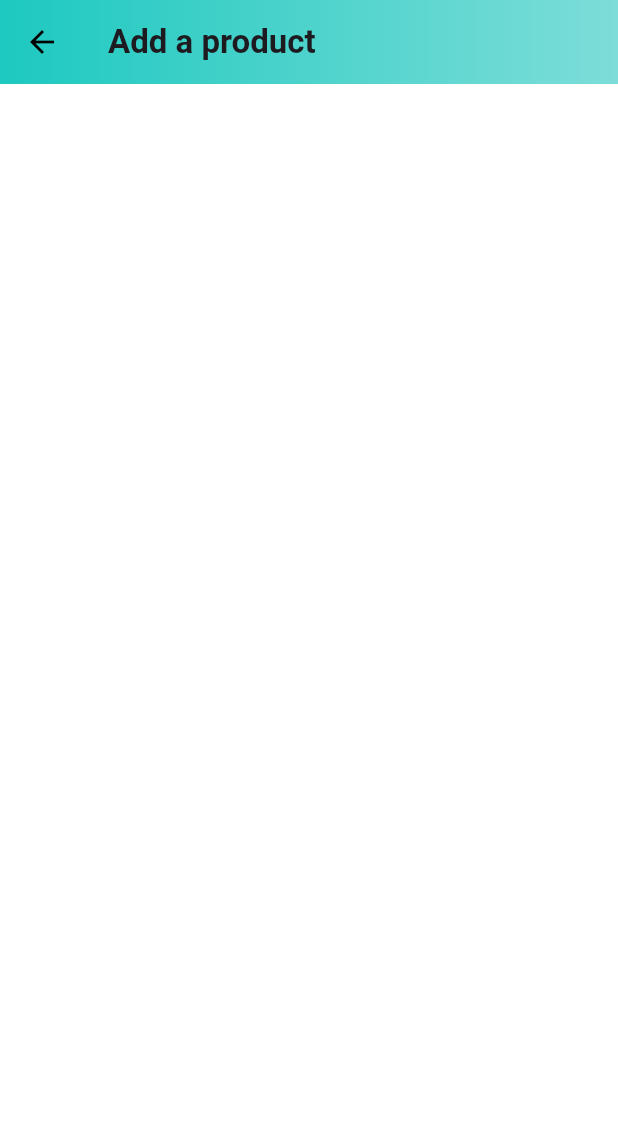
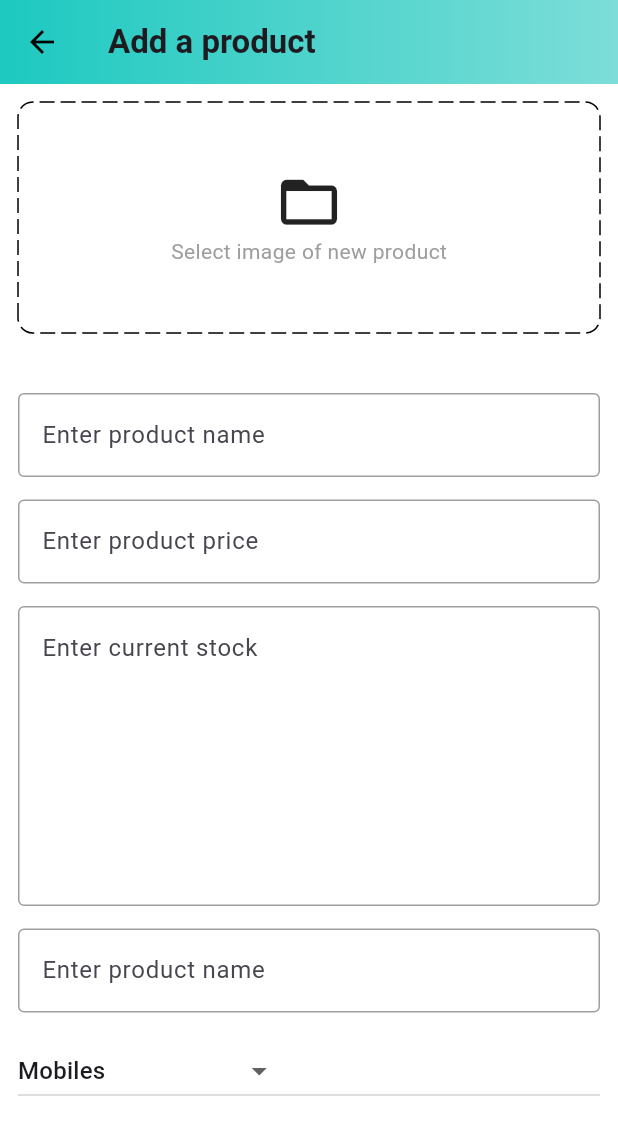
Before and after one commit to samuel2l/Amazon-Clone, a Flutter app: the AddProduct screen opened by its route, on a phone screen of 412 x 824 dp. Shown: the top 1135 px of the screen. Run offline on Flutter 3.47's test engine with Material 3 defaults, Android fonts, the phone set to English and light mode, and no system bars; drawn by our look-alikes of dotted_border; our stand-ins replace badges, carousel_slider, shared_preferences; accounts and stored records are empty.

Commit message:
add admin add product screen

```diff
--- a/lib/features/admin/screens/add_product.dart
+++ b/lib/features/admin/screens/add_product.dart
@@ -1,4 +1,6 @@
 import 'package:amazon/constants.dart';
+import 'package:amazon/features/common/widgets/input_field.dart';
+import 'package:dotted_border/dotted_border.dart';
 import 'package:flutter/material.dart';
 
 class AddProduct extends StatefulWidget {
@@ -10,8 +12,14 @@ class AddProduct extends StatefulWidget {
 }
 
 class _AddProductState extends State<AddProduct> {
+  final TextEditingController nameController = TextEditingController();
+  final TextEditingController priceController = TextEditingController();
+  final TextEditingController stockController = TextEditingController();
+  final TextEditingController descriptionController = TextEditingController();
+    String selectedCategory = 'Mobiles';
   @override
   Widget build(BuildContext context) {
+
     return Scaffold(
       appBar: AppBar(
         elevation: 0,
@@ -23,6 +31,108 @@ class _AddProductState extends State<AddProduct> {
           style: TextStyle(fontWeight: FontWeight.bold),
         ),
       ),
+      body: Padding(
+        padding: const EdgeInsets.all(12.0),
+        child: ListView(
+          children: [
+            DottedBorder(
+              borderType: BorderType.RRect,
+              radius: const Radius.circular(10),
+              dashPattern: const [10, 4],
+              //  [4, 2] means a visible segment of length 4 is followed by a gap of length 2.
+              // •	[5, 3, 2, 3] means:
+              // •	Dash of length 5,
+              // •	Gap of length 3,
+              // •	Dash of length 2,
+              // •	Gap of length 3, repeating.
+
+              child: const Center(
+                child: SizedBox(
+                  height: 150,
+                  child: Column(
+                    mainAxisAlignment: MainAxisAlignment.center,
+                    children: [
+                      Icon(
+                        Icons.folder_open,
+                        size: 45,
+                      ),
+                      Text(
+                        'Select image of new product',
+                        style: TextStyle(color: Colors.grey),
+                      ),
+                    ],
+                  ),
+                ),
+              ),
+            ),
+            const SizedBox(
+              height: 40,
+            ),
+            InputField(
+                controller: nameController,
+                hintText: 'Enter product name',
+                maxLines: 1),
+            const SizedBox(
+              height: 15,
+            ),
+            InputField(
+                controller: priceController,
+                hintText: 'Enter product price',
+                maxLines: 1),
+            const SizedBox(
+              height: 15,
+            ),
+            InputField(
+                controller: descriptionController,
+                hintText: 'Enter current stock',
+                maxLines: 7),
+            const SizedBox(
+              height: 15,
+            ),
+            InputField(
+              controller: stockController,
+              hintText: 'Enter product name',
+              maxLines: 1,
+            ),
+            const SizedBox(
+              height: 15,
+            ),
+DropdownButton(
+  value: selectedCategory, // Ensure null if no selection
+  hint: const Text('select item category'),
+  items: const [
+        DropdownMenuItem(
+      value: 'Mobiles', // Set the value
+      child: Text('Mobiles'),
+    ),
+
+    DropdownMenuItem(
+      value: 'Essentials', // Set the value
+      child: Text('Essentials'),
+    ),
+
+    DropdownMenuItem(
+      value: 'Appliances',
+      child: Text('Appliances'),
+    ),
+    DropdownMenuItem(
+      value: 'Books',
+      child: Text('Books'),
+    ),
+    DropdownMenuItem(
+      value: 'Fashion',
+      child: Text('Fashion'),
+    ),
+  ],
+  onChanged: (value) {
+
+    setState(() {
+      selectedCategory = value!;
+    });
+  },
+)          ],
+        ),
+      ),
     );
   }
 }
--- /dev/null
+++ b/lib/features/common/widgets/input_field.dart
@@ -0,0 +1,31 @@
+import 'package:flutter/material.dart';
+
+class InputField extends StatelessWidget {
+  const InputField({super.key, required this.controller, required this.hintText, required this.maxLines});
+final TextEditingController controller;
+final String hintText;
+final int maxLines;
+  @override
+  Widget build(BuildContext context) {
+    return TextFormField(
+      controller: controller,
+      decoration: InputDecoration(
+          hintText: hintText,
+          border: const OutlineInputBorder(
+              borderSide: BorderSide(
+            color: Colors.black38,
+          )),
+          enabledBorder: const OutlineInputBorder(
+              borderSide: BorderSide(
+            color: Colors.black38,
+          ))),
+      validator: (val) {
+        if (val == null || val.isEmpty) {
+          return 'Enter your $hintText';
+        }
+        return null;
+      },
+      maxLines: maxLines,
+    );
+  }
+}
```
